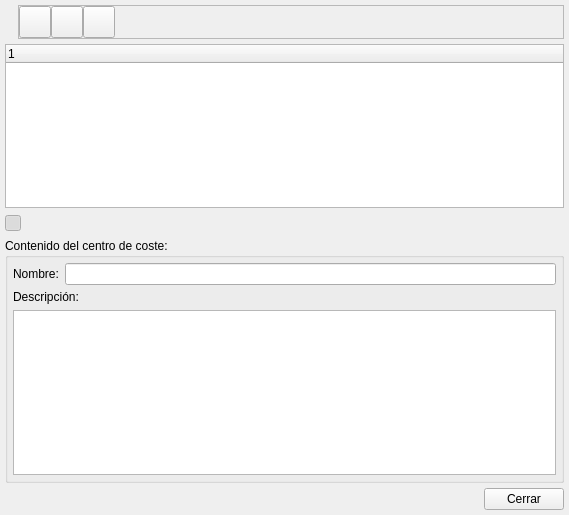
Above: bulmages/bulmacont/src/contabilidad/ccostebase.ui from eboladev/Bulmages-1 before the change. Below: the same form after it.
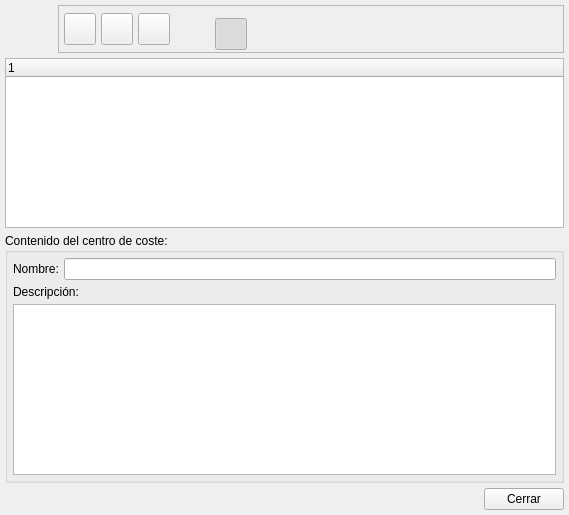
That is the form after the change. Icons and pictures are not drawn.

Patch:
```diff
--- a/bulmages/bulmacont/src/contabilidad/ccostebase.ui
+++ b/bulmages/bulmacont/src/contabilidad/ccostebase.ui
@@ -31,12 +31,21 @@
       <number>0</number>
      </property>
      <property name="spacing" >
-      <number>6</number>
+      <number>5</number>
      </property>
      <item>
       <widget class="QLabel" name="label" >
-       <property name="text" >
-        <string/>
+       <property name="minimumSize" >
+        <size>
+         <width>48</width>
+         <height>48</height>
+        </size>
+       </property>
+       <property name="maximumSize" >
+        <size>
+         <width>48</width>
+         <height>48</height>
+        </size>
        </property>
        <property name="pixmap" >
         <pixmap resource="../../../bulmages.qrc" >:/BulmaCont32x32/images/png/i_centroCoste.xpm</pixmap>
@@ -53,10 +62,10 @@
        </property>
        <layout class="QHBoxLayout" >
         <property name="margin" >
-         <number>0</number>
+         <number>5</number>
         </property>
         <property name="spacing" >
-         <number>0</number>
+         <number>5</number>
         </property>
         <item>
          <widget class="QToolButton" name="mui_crear" >
@@ -108,8 +117,8 @@
           </property>
           <property name="iconSize" >
            <size>
-            <width>22</width>
-            <height>22</height>
+            <width>32</width>
+            <height>32</height>
            </size>
           </property>
          </widget>
@@ -136,8 +145,8 @@
           </property>
           <property name="iconSize" >
            <size>
-            <width>22</width>
-            <height>22</height>
+            <width>32</width>
+            <height>32</height>
            </size>
           </property>
          </widget>
@@ -148,44 +157,28 @@
            <enum>Qt::Horizontal</enum>
           </property>
           <property name="sizeType" >
-           <enum>QSizePolicy::Expanding</enum>
+           <enum>QSizePolicy::Fixed</enum>
           </property>
           <property name="sizeHint" >
            <size>
-            <width>405</width>
-            <height>21</height>
+            <width>40</width>
+            <height>20</height>
            </size>
           </property>
          </spacer>
         </item>
-       </layout>
-      </widget>
-     </item>
-    </layout>
-   </item>
-   <item>
-    <widget class="QTreeWidget" name="mui_list" />
-   </item>
-   <item>
-    <layout class="QHBoxLayout" >
-     <property name="margin" >
-      <number>0</number>
-     </property>
-     <property name="spacing" >
-      <number>6</number>
-     </property>
      <item>
       <widget class="QToolButton" name="mui_detalles" >
        <property name="minimumSize" >
         <size>
-         <width>16</width>
-         <height>16</height>
+            <width>32</width>
+            <height>32</height>
         </size>
        </property>
        <property name="maximumSize" >
         <size>
-         <width>16</width>
-         <height>16</height>
+            <width>22</width>
+            <height>22</height>
         </size>
        </property>
        <property name="toolTip" >
@@ -202,10 +195,13 @@
        </property>
        <property name="iconSize" >
         <size>
-         <width>22</width>
-         <height>22</height>
-        </size>
-       </property>
+            <width>32</width>
+            <height>32</height>
+           </size>
+          </property>
+          <property name="shortcut" >
+           <string>Ctrl+B</string>
+          </property>
        <property name="checkable" >
         <bool>true</bool>
        </property>
@@ -219,15 +215,24 @@
        <property name="orientation" >
         <enum>Qt::Horizontal</enum>
        </property>
+          <property name="sizeType" >
+           <enum>QSizePolicy::Expanding</enum>
+          </property>
        <property name="sizeHint" >
         <size>
-         <width>40</width>
-         <height>20</height>
+            <width>171</width>
+            <height>34</height>
         </size>
        </property>
       </spacer>
      </item>
     </layout>
+      </widget>
+     </item>
+    </layout>
+   </item>
+   <item>
+    <widget class="QTreeWidget" name="mui_list" />
    </item>
    <item>
     <widget class="QGroupBox" name="groupBox" >
@@ -247,7 +252,7 @@
          <number>0</number>
         </property>
         <property name="spacing" >
-         <number>6</number>
+         <number>5</number>
         </property>
         <item>
          <widget class="QLabel" name="textLabel1" >
@@ -267,7 +272,7 @@
          <number>0</number>
         </property>
         <property name="spacing" >
-         <number>6</number>
+         <number>5</number>
         </property>
         <item>
          <widget class="QLabel" name="textLabel1_2" >
@@ -298,7 +303,7 @@
       <number>0</number>
      </property>
      <property name="spacing" >
-      <number>6</number>
+      <number>5</number>
      </property>
      <item>
       <spacer>
```
Left out of the diff: 36 changed lines with no effect on the pictures. Lines whose indentation alone changed are shown as unchanged.
